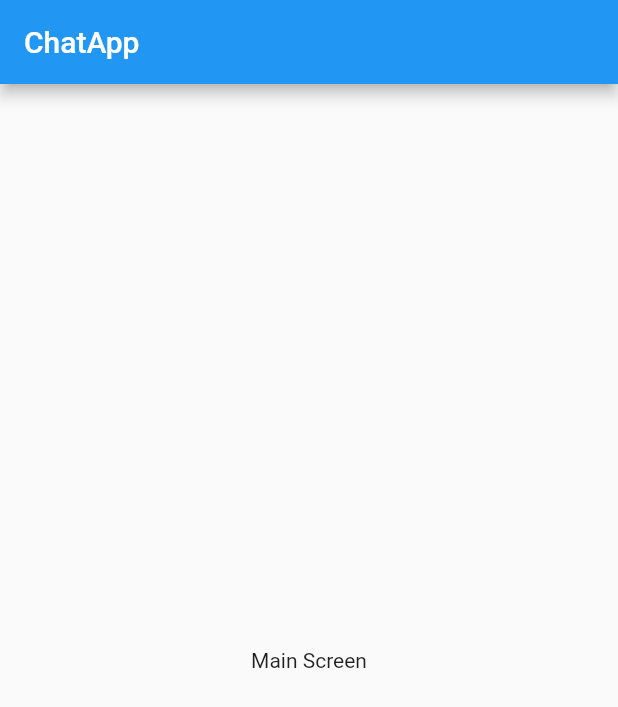
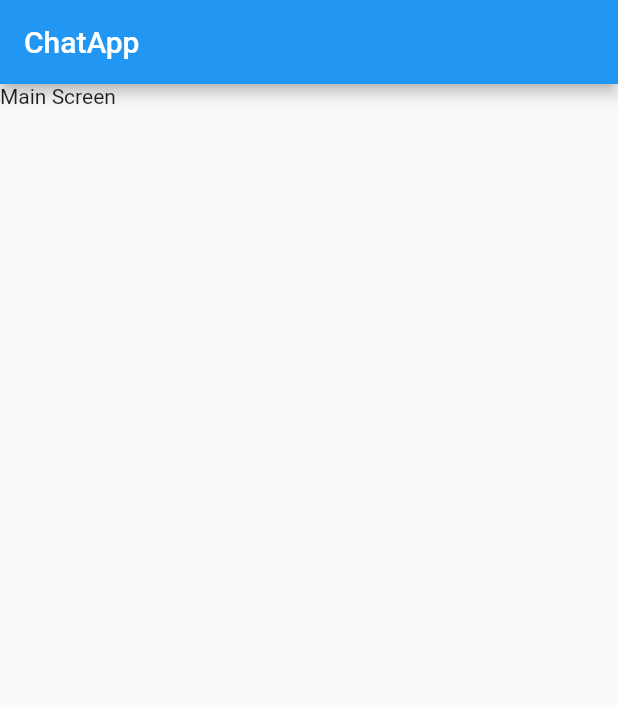
Before and after one commit to yasu2122yasu/Flutter_app, a Flutter app: the screen it shows after launch, on a phone screen of 412 x 824 dp. Shown: the top 707 px of the screen. Run offline on Flutter 3.47's test engine with Material 2 defaults, Android fonts, the phone set to English and light mode, and no system bars.

Commit message:
トップページのUI変更

```diff
--- a/lib/pages/top_page.dart
+++ b/lib/pages/top_page.dart
@@ -13,7 +13,7 @@ class _TopPageState extends State<TopPage> {
   Widget build(BuildContext context) {
     return Scaffold(
       appBar: AppBar(title: const Text('ChatApp'),),
-      body: const Center(child: Text('Main Screen')),
+      body: const Text('Main Screen'),
     );
   }
 }
```
